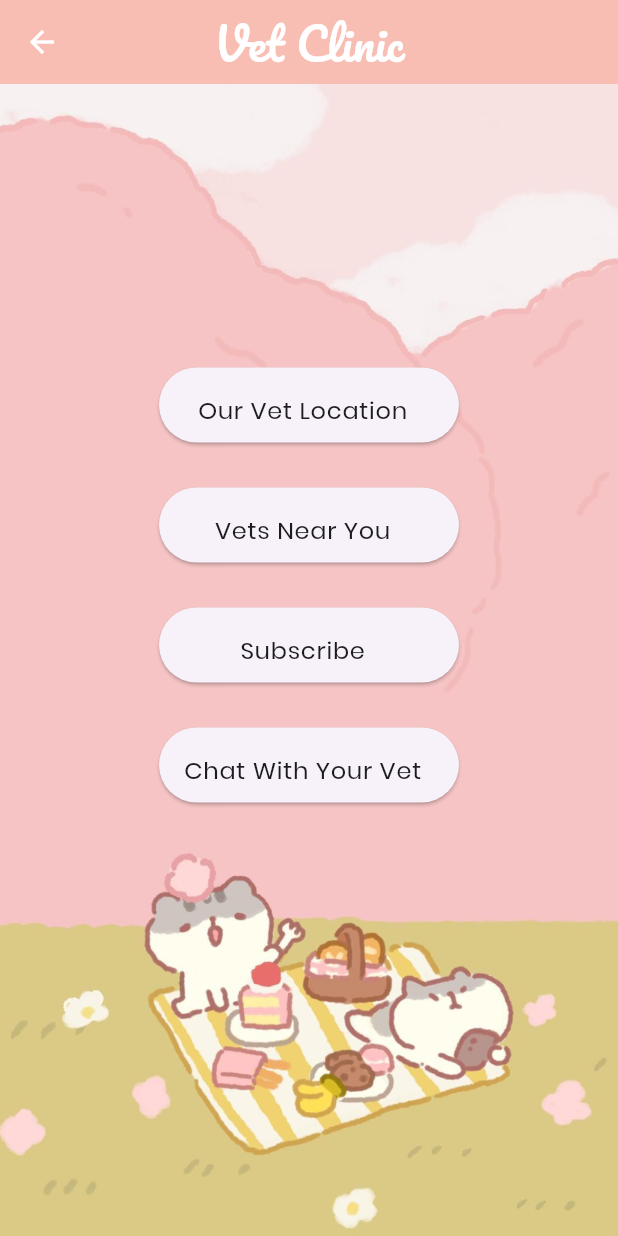
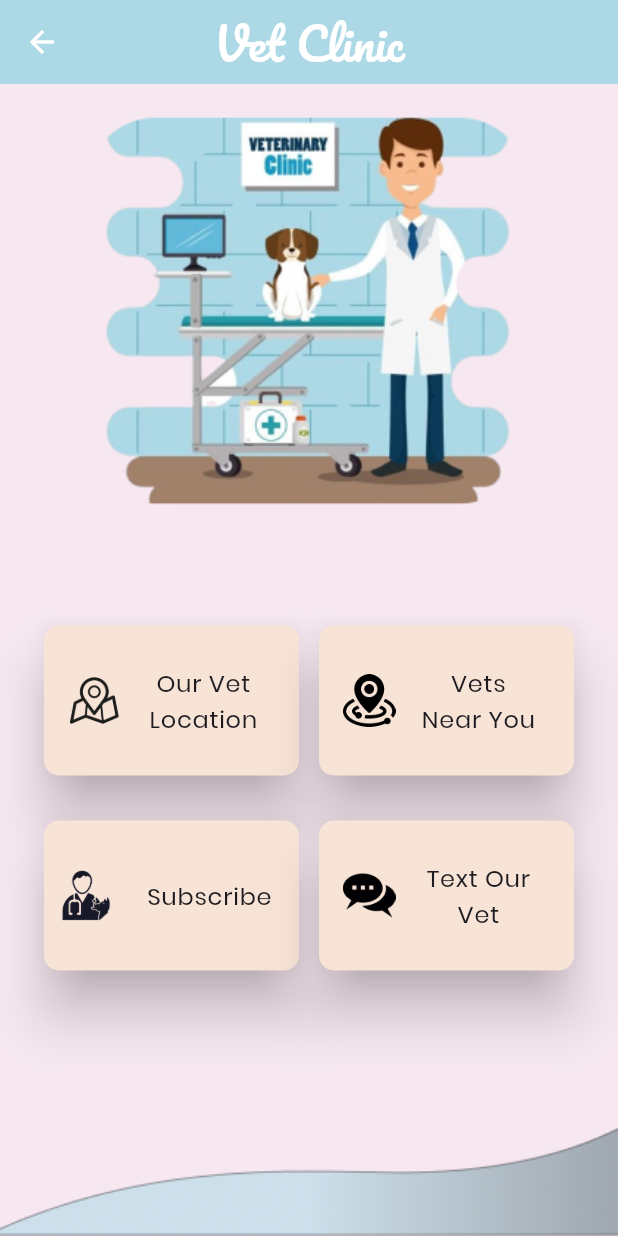
Before and after one commit to syk08/PetPal, a Flutter app: the VetClinic screen opened by its route, on a phone screen of 412 x 824 dp. Run offline on Flutter 3.47's test engine with Material 3 defaults, Android fonts, the phone set to English and light mode, and no system bars; our stand-ins replace carousel_slider, cloud_firestore, firebase_auth, firebase_core, flutter_svg, gap and 5 more; missing offline and left inert: flutter_bkash; accounts and stored records are empty.

Commit message:
Vet_Frontend_Update

```diff
--- a/lib/core/router.dart
+++ b/lib/core/router.dart
@@ -116,7 +116,7 @@ final GoRouter router = GoRouter(
       path: vetsNearRoute,
       builder: (BuildContext context, GoRouterState state) {
         return FutureBuilder<void>(
-          future: initializeLocationData(),
+          future: globalState.getNearbyLocations(2000),
           builder: (BuildContext context, AsyncSnapshot<void> snapshot) {
             if (snapshot.connectionState == ConnectionState.waiting) {
               return Scaffold(
@@ -209,7 +209,7 @@ final GoRouter router = GoRouter(
 
 Future<void> initializeLocationData() async {
   await requestLocationPermission();
-  //await globalState.setCurrentLocation();
+  await globalState.setCurrentLocation();
   await globalState.getNearbyLocations(2000);
 }
 
--- a/lib/screens/vetClinic/all_vets.dart
+++ b/lib/screens/vetClinic/all_vets.dart
@@ -23,8 +23,8 @@ class _AllVetsState extends State<AllVets> {
   void initState() {
     super.initState();
     // Set the initial location
-    //_initialLocation = widget.currentLocation ?? widget.latLng!.first;
-    _initialLocation=LatLng(23.83839616689758, 90.36708542688567);
+    _initialLocation = widget.currentLocation ?? widget.latLng!.first;
+    //_initialLocation=LatLng(23.83839616689758, 90.36708542688567);
   }
 
   @override
--- a/lib/screens/vetClinic/vet_clinic.dart
+++ b/lib/screens/vetClinic/vet_clinic.dart
@@ -1,9 +1,9 @@
 import 'package:flutter/material.dart';
+import 'package:flutter/widgets.dart';
 import 'package:go_router/go_router.dart';
 import '../../global_state.dart';
 import '../../widgets/VetClinic/chatPopup.dart';
 import '../../widgets/VetClinic/subscribePopup.dart';
-
 
 class VetClinic extends StatefulWidget {
   @override
@@ -15,7 +15,7 @@ class _VetClinicState extends State<VetClinic> {
   Widget build(BuildContext context) {
     return Scaffold(
       appBar: AppBar(
-        backgroundColor: Color.fromARGB(255, 249, 190, 179),
+        backgroundColor: Color(0xFFADD9E6),
         centerTitle: true,
         leading: IconButton(
           icon: Icon(
@@ -41,25 +41,38 @@ class _VetClinicState extends State<VetClinic> {
           height: double.infinity,
           decoration: BoxDecoration(
             image: DecorationImage(
-              image: AssetImage('assets/images/signup.jpg'),
+              image: AssetImage('assets/images/vet_bg.png'),
               fit: BoxFit.cover,
             ),
           ),
         ),
         Padding(
-          padding: const EdgeInsets.only(
-              top: 16.0, left: 16.0, right: 16.0, bottom: 16.0),
+
+                    padding: const EdgeInsets.only(
+              top: 0, left: 16.0, right: 16.0, bottom: 16.0),
           child: Column(
             mainAxisAlignment: MainAxisAlignment.center,
+
             children: [
-              buildCard(context, 'Our Vet Location', '/allvet'),
-              SizedBox(height: 10), // Add spacing between cards
-              buildCard(context, 'Vets Near You', '/vets_near'),
-              SizedBox(height: 10), // Add spacing between cards
-              buildCardPopup(context, 'Subscribe'),
-              SizedBox(height: 10), // Add spacing between cards
-              ChatCardPopup(context, 'Chat With Your Vet'),
-              SizedBox(height: 100),
+               SizedBox(height: 300),
+              Row(
+
+                mainAxisAlignment: MainAxisAlignment.spaceEvenly,
+                children: [
+                  buildCard(context, 'Our Vet Location', '/allvet', 'map_loc'),
+                  buildCard(
+                      context, 'Vets Near You', '/vets_near', 'Near_Icon'),
+                ],
+              ),
+              SizedBox(height: 10), // Add spacing between rows
+              Row(
+                mainAxisAlignment: MainAxisAlignment.spaceEvenly,
+                children: [
+                  buildCardPopup(context, 'Subscribe'),
+                  ChatCardPopup(context, 'Text Our Vet'),
+                ],
+              ),
+              SizedBox(height: 100), // Add spacing after the rows
             ],
           ),
         ),
@@ -67,22 +80,40 @@ class _VetClinicState extends State<VetClinic> {
     );
   }
 
-  Widget buildCard(BuildContext context, String title, String route) {
+  Widget buildCard(
+      BuildContext context, String title, String route, String path) {
     return Center(
       child: Card(
+        elevation: 15,
+        //color:Color.fromARGB(255, 179, 172, 78),
+        surfaceTintColor: Color.fromARGB(255, 254, 140, 1),
+        shadowColor: Colors.black,
         shape: RoundedRectangleBorder(
-          borderRadius: BorderRadius.circular(30),
+          borderRadius: BorderRadius.circular(10),
         ),
         margin: EdgeInsets.symmetric(vertical: 10),
         child: Container(
-          width: 200, // Adjust this value to make the card square
-          height: 50, // Same value as width to ensure square shape
+          width: 170, // Adjust this value to make the card square
+          height: 100, // Same value as width to ensure square shape
           child: Center(
             child: ListTile(
-              title: Text(title, textAlign: TextAlign.center),
+              leading: Container(
+                width: 35,
+                height: 35,
+                child: Image.asset(
+                  'assets/images/$path.png', // Replace with your local image path
+                  fit: BoxFit.cover,
+                ),
+              ),
+              title: Text(
+                title,
+                textAlign: TextAlign.center,
+                // Prevent text overflow
+              ),
               onTap: () async {
                 GoRouter.of(context).go(route);
               },
+             // Adjust padding if necessary
             ),
           ),
         ),
--- a/lib/screens/vetClinic/vets_near.dart
+++ b/lib/screens/vetClinic/vets_near.dart
@@ -23,9 +23,9 @@ class _VetsNearState extends State<VetsNear> {
   void initState() {
     super.initState();
     // Set the initial location
-    //_initialLocation = widget.currentLocation ?? widget.latLng!.first;
-    _initialLocation=LatLng(23.83839616689758, 90.36708542688567);
-    print(_initialLocation);
+    _initialLocation = widget.currentLocation ?? widget.latLng!.first;
+    // _initialLocation=LatLng(23.83839616689758, 90.36708542688567);
+    // print(_initialLocation);
   }
 
   @override
--- a/lib/widgets/VetClinic/chatPopup.dart
+++ b/lib/widgets/VetClinic/chatPopup.dart
@@ -29,9 +29,10 @@ void Chatpopup(BuildContext context) {
               children: List.generate(
                 4,
                 (index) => Card(
-                  shadowColor: Color.fromARGB(255, 138, 41, 17),
-                  //surfaceTintColor: Color.fromARGB(194, 177, 21, 27),
-                  color: Color.fromARGB(255, 248, 209, 209),
+                  elevation: 5,
+                  surfaceTintColor: Color.fromARGB(255, 254, 140, 1),
+                  shadowColor: Colors.black,
+
                   margin: EdgeInsets.symmetric(vertical: 10),
                   child: Padding(
                     padding: const EdgeInsets.all(8.0),
@@ -159,16 +160,31 @@ void Chatpopup(BuildContext context) {
 Widget ChatCardPopup(BuildContext context, String title) {
   return Center(
     child: Card(
+      elevation: 15,
+      surfaceTintColor: Color.fromARGB(255, 254, 140, 1),
+      shadowColor: Colors.black,
       shape: RoundedRectangleBorder(
-        borderRadius: BorderRadius.circular(30),
+        borderRadius: BorderRadius.circular(10),
       ),
       margin: EdgeInsets.symmetric(vertical: 10),
       child: Container(
-        width: 200, // Adjust this value to make the card square
-        height: 50, // Same value as width to ensure square shape
+        width: 170, // Adjust this value to make the card square
+        height: 100, // Same value as width to ensure square shape
         child: Center(
           child: ListTile(
-            title: Text(title, textAlign: TextAlign.center),
+            leading: Container(
+              width: 35,
+              height: 35,
+              child: Image.asset(
+                'assets/images/chat_icon.png', // Replace with your local image path
+                fit: BoxFit.cover,
+              ),
+            ),
+            title: Text(
+              title,
+              textAlign: TextAlign.center,
+              // Prevent text overflow
+            ),
             onTap: () async {
               Chatpopup(context);
             },
--- a/lib/widgets/VetClinic/subscribePopup.dart
+++ b/lib/widgets/VetClinic/subscribePopup.dart
@@ -1,6 +1,5 @@
 import 'package:flutter/material.dart';
 import 'package:go_router/go_router.dart';
-
 
 void subscribePopup(BuildContext context) {
   List<String> titles = [
@@ -29,9 +28,9 @@ import 'package:go_router/go_router.dart';
               children: List.generate(
                 4,
                 (index) => Card(
-                    shadowColor: Color.fromARGB(255, 138, 41, 17),
-                    //surfaceTintColor: Color.fromARGB(194, 177, 21, 27),
-                    color: Color.fromARGB(255, 248, 209, 209),
+                  elevation: 5,
+                  surfaceTintColor: Color.fromARGB(255, 254, 140, 1),
+                  shadowColor: Colors.black,
                   margin: EdgeInsets.symmetric(vertical: 10),
                   child: Padding(
                     padding: const EdgeInsets.all(8.0),
@@ -57,13 +56,11 @@ import 'package:go_router/go_router.dart';
                         SizedBox(height: 10), // Space between rows
                         Text(desc[index]),
                         SizedBox(
-                              height:
-                                  10), // Space between description and footer
+                            height: 10), // Space between description and footer
                         Row(
                           children: [
                             Expanded(
-                                child:
-                                    Text('Subscribe for ready to go services'),
+                              child: Text('Subscribe for ready to go services'),
                             ),
                           ],
                         ),
@@ -97,8 +94,7 @@ import 'package:go_router/go_router.dart';
                                           Colors.green), // Text color
                                   side: WidgetStateProperty.all<BorderSide>(
                                       BorderSide(
-                                            color:
-                                                Colors.green)), // Border color
+                                          color: Colors.green)), // Border color
                                   elevation: WidgetStateProperty.all<double>(
                                       0), // Remove shadow
                                 ),
@@ -109,8 +105,7 @@ import 'package:go_router/go_router.dart';
                                       child: Text(
                                         'Subscribe',
                                         style: TextStyle(
-                                              fontSize:
-                                                  12), // Reduced text size
+                                            fontSize: 12), // Reduced text size
                                         overflow: TextOverflow
                                             .ellipsis, // Prevent overflow by ellipsizing the text
                                       ),
@@ -163,19 +158,36 @@ import 'package:go_router/go_router.dart';
 Widget buildCardPopup(BuildContext context, String title) {
   return Center(
     child: Card(
+      elevation: 15,
+      surfaceTintColor: Color.fromARGB(255, 254, 140, 1),
+      shadowColor: Colors.black,
       shape: RoundedRectangleBorder(
-          borderRadius: BorderRadius.circular(30),
+        borderRadius: BorderRadius.circular(10),
       ),
       margin: EdgeInsets.symmetric(vertical: 10),
       child: Container(
-          width: 200, // Adjust this value to make the card square
-          height: 50, // Same value as width to ensure square shape
+        width: 170, // Adjust this value to make the card square
+        height: 100, // Same value as width to ensure square shape
         child: Center(
           child: ListTile(
-              title: Text(title, textAlign: TextAlign.center),
+            leading: Container(
+              width: 35,
+              height: 35,
+              child: Image.asset(
+                'assets/images/vet_icon.png', // Replace with your local image path
+                fit: BoxFit.cover,
+              ),
+            ),
+            title: Text(
+              title,
+              textAlign: TextAlign.center,
+              // Prevent text overflow
+            ),
             onTap: () async {
               subscribePopup(context);
             },
+            // Make the ListTile more compact
+            contentPadding: EdgeInsets.symmetric(horizontal: 10.0), // Adjust
           ),
         ),
       ),
```
Also changed, not shown: lib/global_state.dart (+31 -31 lines), lib/screens/dashboard.dart (+10 -0 lines), assets/images/14558.png (added), assets/images/Near_Icon.png (added), assets/images/chat_icon.png (added), assets/images/map_loc.png (added), assets/images/vet_bg.png (added), assets/images/vet_icon.png (added). Lines whose indentation alone changed are shown as unchanged.
